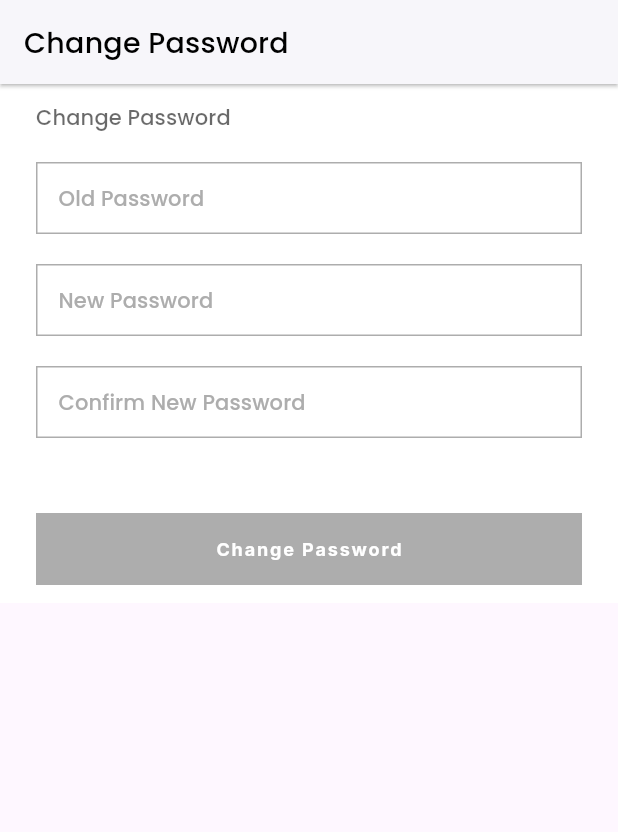
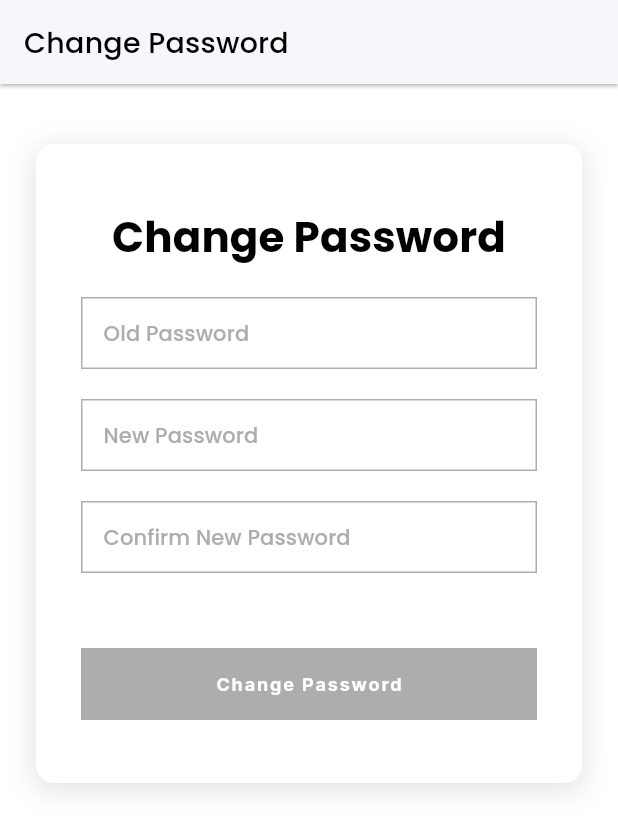
Before and after one commit to batmhannJ/Ecommerce-Web, a Flutter app: the ChangePasswordView widget shown alone on an empty page, opened directly, on a phone screen of 412 x 824 dp. Shown: the top 832 px of the screen. Run offline on Flutter 3.47's test engine with Material 3 defaults, Android fonts, the phone set to English and light mode, and no system bars; our stand-ins replace dropdown_button2, fluttertoast, gap, geolocator, google_fonts, material_symbols_icons and 1 more; missing offline and left inert: dart:js; accounts and stored records are empty; network calls fail.

Commit message:
design acc, cp, main

```diff
--- a/mobile/lib/view/changePasswordView.dart
+++ b/mobile/lib/view/changePasswordView.dart
@@ -191,20 +191,39 @@ Future<bool> comparePassword(String oldPassword) async {
 
  @override
 Widget build(BuildContext context) {
-
-    final authViewModel = context.read<AuthViewModel>();
-
   return DefaultViewLayout(
     title: "Change Password",
-      content: Form(
+    content: Container(
+      // Container for the main card style
+      decoration: BoxDecoration(
+        color: Colors.white, // White background
+        borderRadius: BorderRadius.circular(12), // Rounded corners
+        boxShadow: [
+          BoxShadow(
+            color: Colors.black.withOpacity(0.1), // Subtle shadow
+            spreadRadius: 2,
+            blurRadius: 15,
+            offset: Offset(0, 4), // Shadow position
+          ),
+        ],
+      ),
+      padding: const EdgeInsets.all(30), // Padding around the container
+      margin: const EdgeInsets.symmetric(vertical: 40, horizontal: 24), // Centered with margins
+      child: Form(
         child: SingleChildScrollView(
-          padding: const EdgeInsets.symmetric(horizontal: 24, vertical: 12),
+          padding: const EdgeInsets.symmetric(horizontal: 0, vertical: 12), // Adjust padding if needed
           child: Column(
             crossAxisAlignment: CrossAxisAlignment.start,
             children: [
-              Text(
+              Center(
+                child: Text(
                   "Change Password",
-                style: AppTextStyles.subtitle2.copyWith(color: AppColors.darkGrey),
+                  style: AppTextStyles.subtitle2.copyWith(
+                    color: AppColors.black,
+                    fontSize: 28, // Title size slightly smaller for balance
+                    fontWeight: FontWeight.bold, // Bold title
+                  ),
+                ),
               ),
               const Gap(20),
 
@@ -260,7 +279,7 @@ Future<bool> comparePassword(String oldPassword) async {
                         await _changePassword();
                       },
                       height: 48,
-                      fillColor: AppColors.black,
+                      fillColor: Color(0xFF800000), // Maroon color for the button
                       contentPadding: const EdgeInsets.symmetric(horizontal: 12),
                     ),
                   ),
@@ -270,6 +289,8 @@ Future<bool> comparePassword(String oldPassword) async {
           ),
         ),
       ),
+    ),
   );
 }
+
 }
```
Also changed, not shown: mobile/lib/view/accountSetings_view.dart (+40 -9 lines), mobile/lib/view/home/tabs/shop_tab_view.dart (+115 -33 lines). Lines whose indentation alone changed are shown as unchanged.
